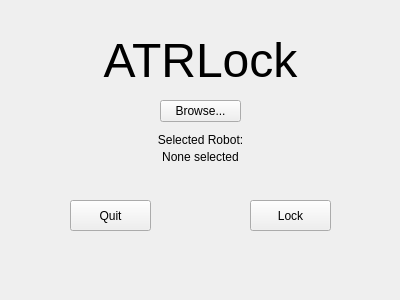
Qt form ATRLOCK/ATRLock-test-gui/mainwindow.ui (conor888/CS370-ATRobots) before a commit.
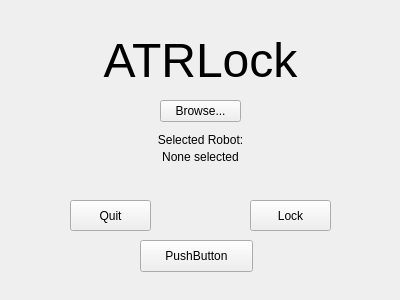
The same form after that commit.

Diff of the .ui file:
```diff
--- a/ATRLOCK/ATRLock-test-gui/mainwindow.ui
+++ b/ATRLOCK/ATRLock-test-gui/mainwindow.ui
@@ -116,6 +116,19 @@
      <set>Qt::AlignHCenter|Qt::AlignTop</set>
     </property>
    </widget>
+   <widget class="QPushButton" name="pushButton_4">
+    <property name="geometry">
+     <rect>
+      <x>140</x>
+      <y>240</y>
+      <width>113</width>
+      <height>32</height>
+     </rect>
+    </property>
+    <property name="text">
+     <string>PushButton</string>
+    </property>
+   </widget>
   </widget>
  </widget>
  <layoutdefault spacing="6" margin="11"/>
```
